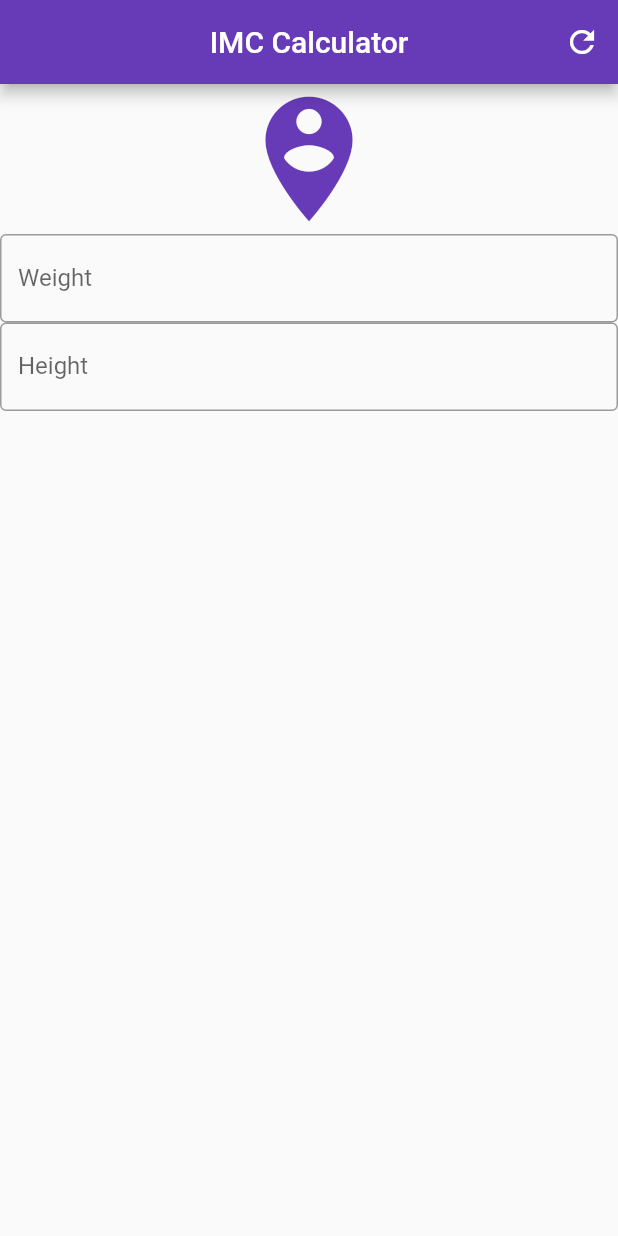
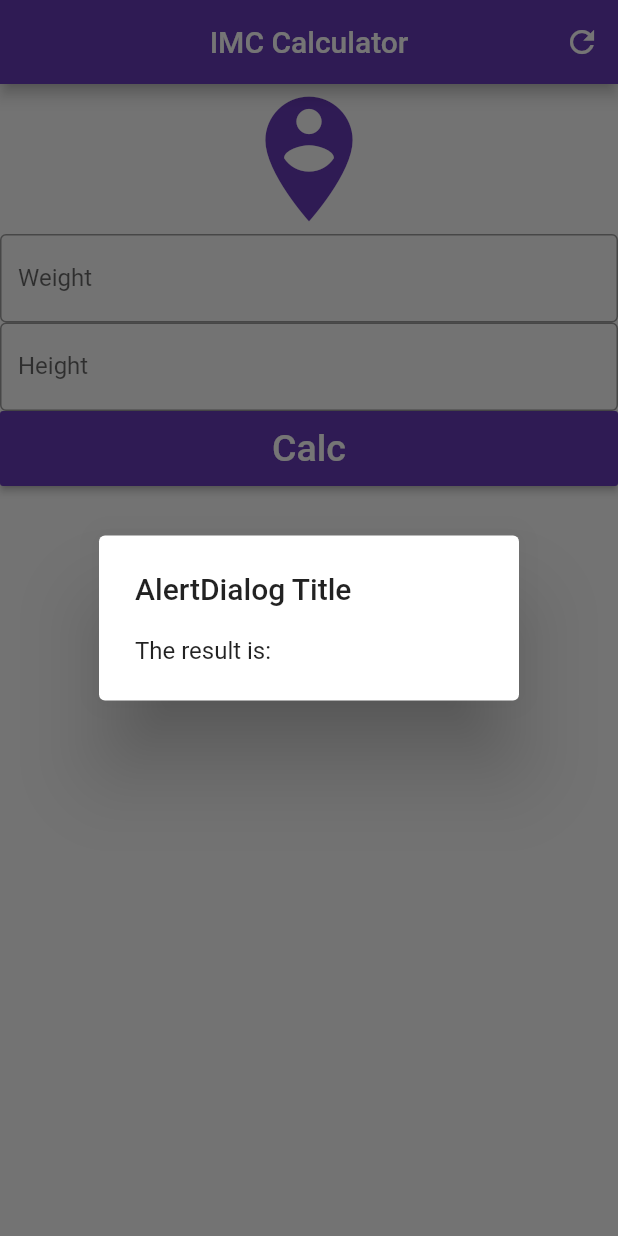
Before and after one commit to rene-kt/flutter-imc-calculator, a Flutter app: the screen it shows after launch, after a tap on the "refresh" icon, on a phone screen of 412 x 824 dp. Run offline on Flutter 3.47's test engine with Material 2 defaults, Android fonts, the phone set to English and light mode, and no system bars.

Commit message:
raised button and showing alert

```diff
--- a/lib/main.dart
+++ b/lib/main.dart
@@ -22,14 +22,18 @@ class _HomeState extends State<Home> {
           actions: <Widget>[
             IconButton(
               icon: Icon(Icons.refresh),
-            onPressed: () {},
+              onPressed: () {
+                _showDialog();
+              },
             )
           ],
         ),
-      body: Column(
+        body: SingleChildScrollView(
+          child: Column(
             crossAxisAlignment: CrossAxisAlignment.stretch,
             children: <Widget>[
-          Icon(Icons.person_pin_circle, size: 100, color: Colors.deepPurple),
+              Icon(Icons.person_pin_circle,
+                  size: 100, color: Colors.deepPurple),
               TextField(
                 keyboardType: TextInputType.number,
                 decoration: InputDecoration(
@@ -43,9 +47,44 @@ class _HomeState extends State<Home> {
                   border: OutlineInputBorder(),
                   labelText: 'Height',
                 ),
-          )
+              ),
+              Container(
+                  height: 50.0,
+                  child: RaisedButton(
+                    onPressed: () {
+                      _showDialog();
+                    },
+                    child: Text(
+                      "Calc",
+                      style: TextStyle(color: Colors.white, fontSize: 25.0),
+                    ),
+                    color: Colors.deepPurple,
+                  ))
             ],
           ),
+        ));
+  }
+
+  Future<void> _showDialog() async {
+    return showDialog<void>(
+      context: context,
+      barrierDismissible: false, // user must tap button!
+      builder: (BuildContext context) {
+        return AlertDialog(
+          title: Text('AlertDialog Title'),
+          content: SingleChildScrollView(
+            child: ListBody(
+              children: <Widget>[
+                Text('The result is: '),
+              ],
+            ),
+          ),
+        );
+      },
     );
   }
+
+  double _calcImc() {
+    return 0.0;
   }
+}
```
Lines whose indentation alone changed are shown as unchanged.
